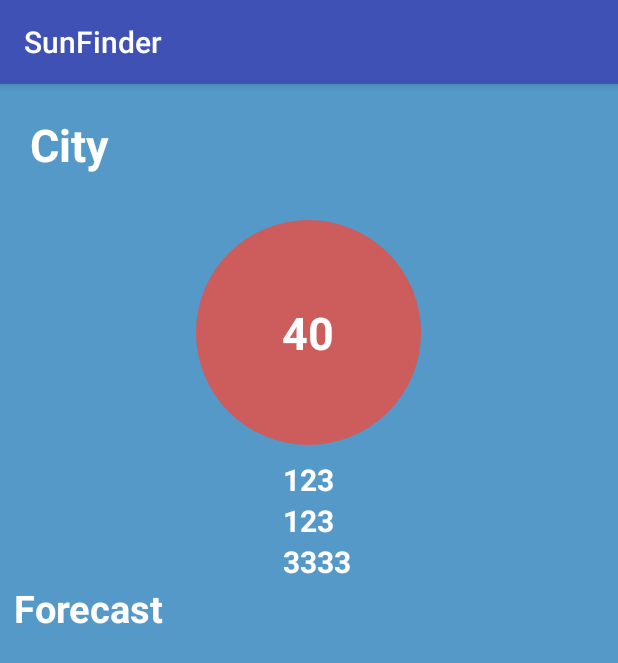
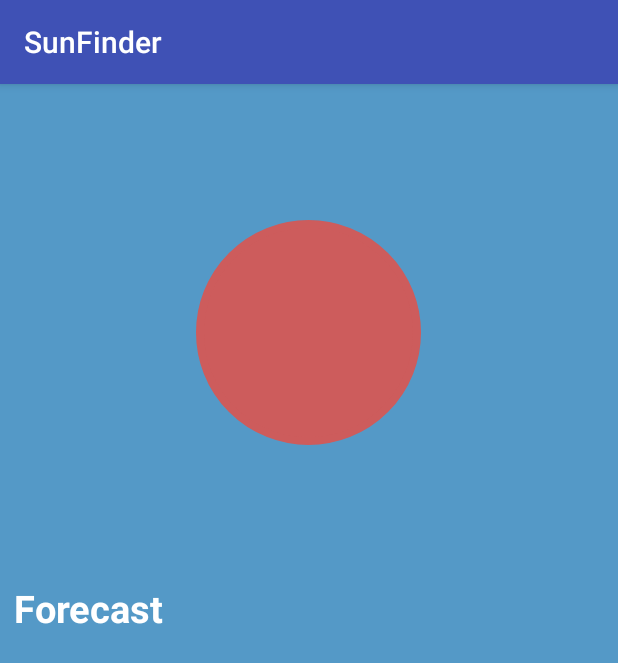
Before and after one commit to Mahesh-Venkat/Backbase-Assessment, an Android app: the fragment CityFragment placed in its activity, on a phone screen of 412 x 824 dp. Shown: the top 663 px of the screen. Run offline under Robolectric (Android 15) with nearby library versions, the phone set to English and light mode, and no system bars; 1 statement that could not run was skipped.

Commit message:
Layout cleaning, Handled nul checks

```diff
--- a/app/src/main/res/layout/city_weather_view.xml
+++ b/app/src/main/res/layout/city_weather_view.xml
@@ -12,7 +12,7 @@
         android:textSize="30dp"
         android:textStyle="bold"
         android:textColor="@android:color/white"
-        android:text="City"/>
+        android:text=""/>
 
     <TextView
         android:id="@+id/text_temperature"
@@ -21,7 +21,7 @@
         android:layout_marginTop="10dp"
         android:background="@drawable/bg_circle"
         android:gravity="center"
-        android:text="40"
+        android:text=""
         android:textColor="#FFFFFF"
         android:textSize="30dp"
         android:textStyle="bold"
@@ -33,7 +33,7 @@
         android:layout_width="wrap_content"
         android:layout_height="wrap_content"
         android:layout_marginTop="9dp"
-        android:text="123"
+        android:text=""
         android:textColor="@android:color/white"
         android:textSize="20dp"
         android:textStyle="bold"
@@ -48,7 +48,7 @@
         android:layout_alignLeft="@+id/text_humidity"
         android:layout_alignStart="@+id/text_humidity"
         android:layout_below="@+id/text_humidity"
-        android:text="123"
+        android:text=""
         android:textColor="@android:color/white"
         android:textSize="20dp"
         android:textStyle="bold"
@@ -58,7 +58,7 @@
         android:id="@+id/text_wind"
         android:layout_width="wrap_content"
         android:layout_height="wrap_content"
-        android:text="3333"
+        android:text=""
         android:textColor="@android:color/white"
         android:textSize="20dp"
         android:textStyle="bold"
```
Also changed, not shown: app/src/main/java/com/sunfinder/sunfinder/fragments/AddPlaceFragment.java (+3 -4 lines), app/src/main/java/com/sunfinder/sunfinder/fragments/CityFragment.java (+12 -4 lines), app/src/main/res/layout/future_weather_item.xml (+26 -25 lines).
